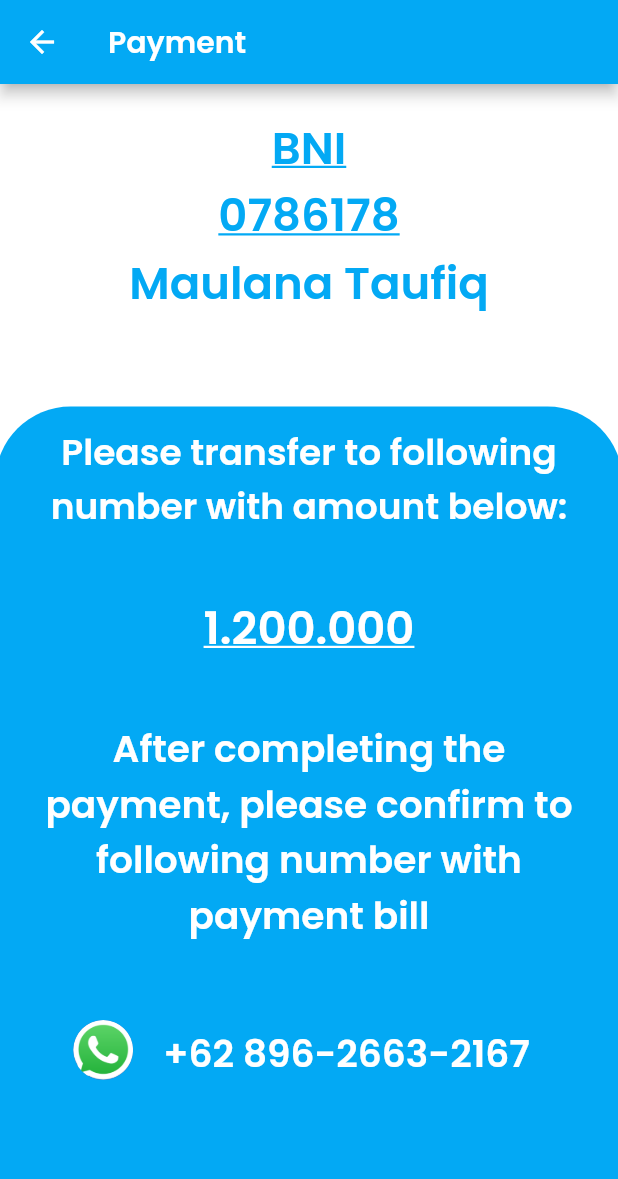
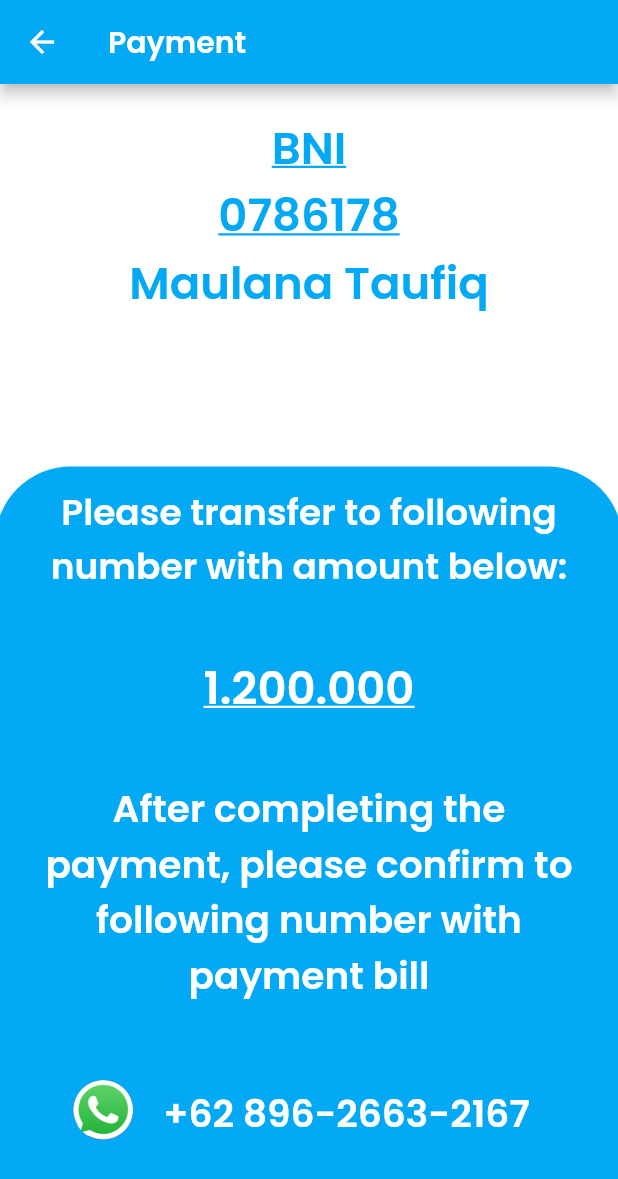
Before and after one commit to maulanataufiq30/Bettapps, a Flutter app: the BayarPage screen opened directly, on a phone screen of 412 x 824 dp. Shown: the top 1179 px of the screen. Run offline on Flutter 3.47's test engine with Material 2 defaults, Android fonts, the phone set to English and light mode, and no system bars; our stand-ins replace bubble, cloud_firestore, firebase_auth, firebase_core, firebase_storage, get and 6 more; missing offline and left inert: dart:ffi; accounts and stored records are empty; project files that could hold a hidden picture were left out.

Commit message:
tambahan dikit

```diff
--- a/lib/views/bayar_page.dart
+++ b/lib/views/bayar_page.dart
@@ -68,16 +68,14 @@
         child: Container(
           color: Colors.transparent,
           child: Container(
-
-            height: 550,
+            height: 510,
             decoration: BoxDecoration(
-                borderRadius: BorderRadius.only(
-                    topLeft: Radius.circular(50),
-                    topRight: Radius.circular(50)),
-                boxShadow: [
-                  BoxShadow(color: Colors.lightBlue, spreadRadius: 3),
-                ],
-                ),
+              borderRadius: BorderRadius.only(
+                  topLeft: Radius.circular(50), topRight: Radius.circular(50)),
+              boxShadow: [
+                BoxShadow(color: Colors.lightBlue, spreadRadius: 3),
+              ],
+            ),
             child: Column(
               children: [
                 Center(),
```
